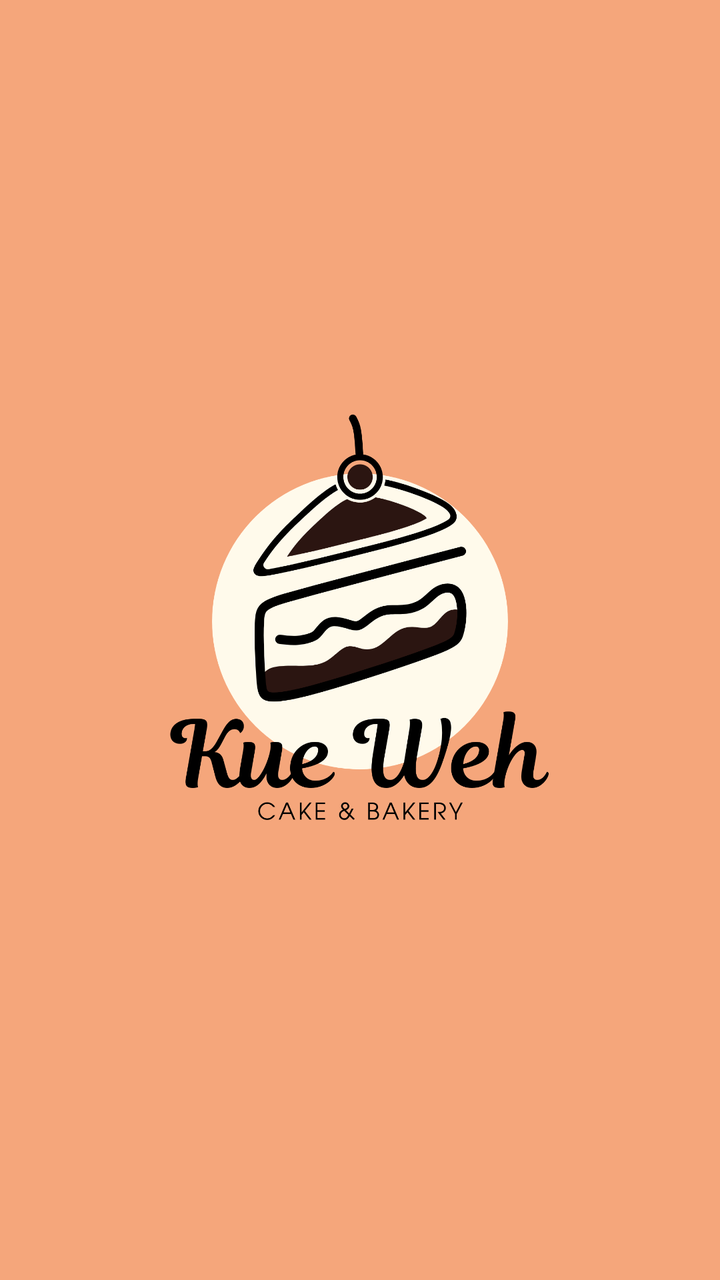
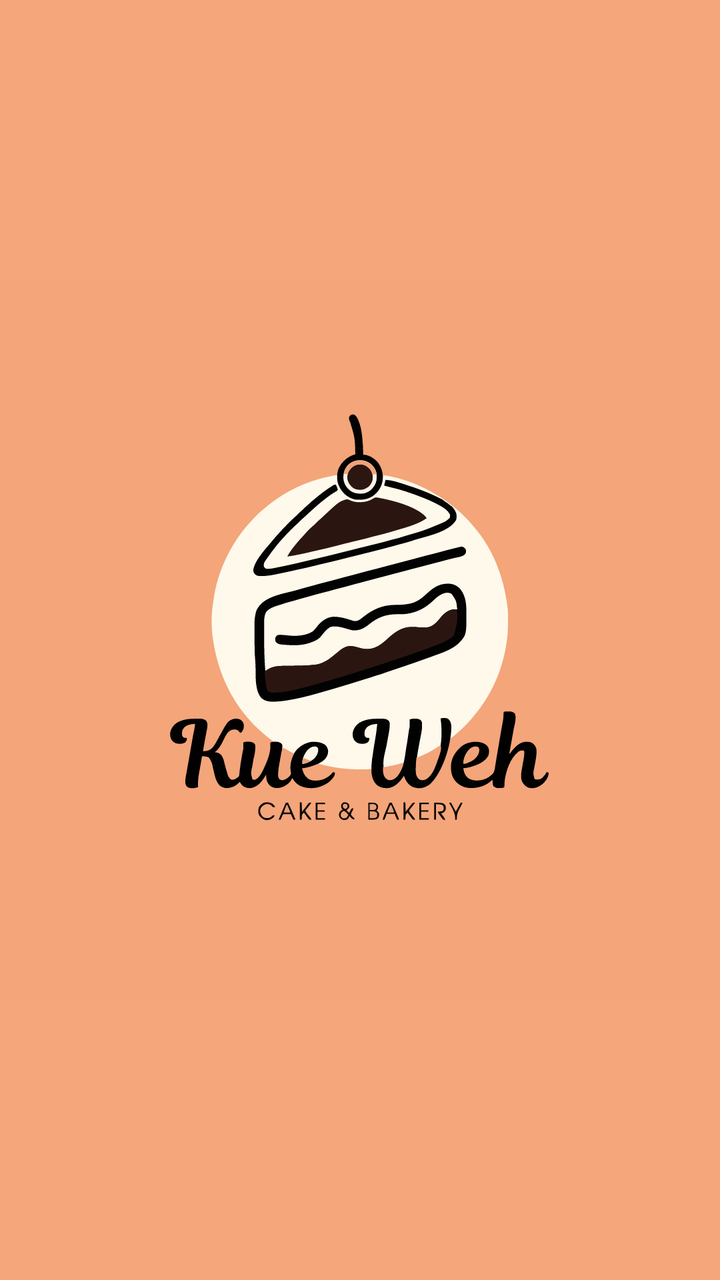

Screens rendered from an Android XML layout before and after an edit, with the pre-edit source and the edit as a unified diff.
<!-- AndroidManifest.xml: application theme Theme.KueWeh -->
<!-- res/layout/activity_splash.xml -->
<?xml version="1.0" encoding="utf-8"?>
<RelativeLayout xmlns:android="http://schemas.android.com/apk/res/android"
    android:layout_width="match_parent"
    android:layout_height="match_parent"
    android:background="#F5A67B">

    <ImageView
        android:layout_width="500dp"
        android:layout_height="500dp"
        android:layout_centerInParent="true"
        android:src="@drawable/splash_new"
        android:scaleType="fitCenter" />

</RelativeLayout>
<!-- resources referenced by this layout -->
<resources>
  <!-- drawable splash_new: png bitmap (drawable, 133111 bytes) -->
  <style name="Theme.KueWeh" parent="Base.Theme.KueWeh" />
  <style name="Base.Theme.KueWeh" parent="Theme.Material3.DayNight.NoActionBar">
          
          
      </style>
</resources>

<!-- the commit's change to res/layout/activity_splash.xml (unified diff, before → after) -->
@@ -5,8 +5,9 @@
     android:background="#F5A67B">
 
     <ImageView
-        android:layout_width="500dp"
-        android:layout_height="500dp"
+        android:id="@+id/imgSplashLogo"
+        android:layout_width="600dp"
+        android:layout_height="600dp"
         android:layout_centerInParent="true"
         android:src="@drawable/splash_new"
         android:scaleType="fitCenter" />
<!-- resource entries referenced after the edit -->
@@ -1,6 +1,6 @@
 <!-- resources referenced by this layout -->
 <resources>
-  <!-- drawable splash_new: png bitmap (drawable, 133111 bytes) -->
+  <!-- drawable splash_new: vector/xml drawable (drawable, 47924 chars, omitted) -->
   <style name="Theme.KueWeh" parent="Base.Theme.KueWeh" />
   <style name="Base.Theme.KueWeh" parent="Theme.Material3.DayNight.NoActionBar">
           
